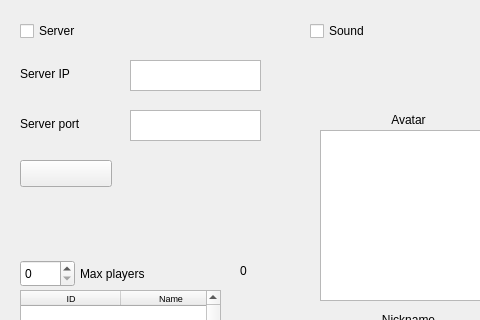
First picture: the form in gui/ui/main_window.ui, repository contremaitre/BomberDude, before the edit; both pictures show x 0 to 480 and y 0 to 320 of the 800 by 600 pixel window.
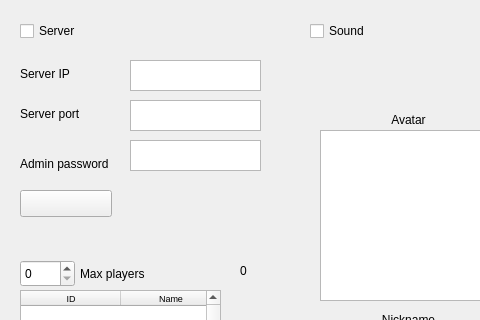
Second picture: the form after the edit.

Commit message: gui : add an admin password field, and use it

```diff
--- a/gui/ui/main_window.ui
+++ b/gui/ui/main_window.ui
@@ -59,7 +59,7 @@
      <property name="geometry">
       <rect>
        <x>10</x>
-       <y>100</y>
+       <y>90</y>
        <width>119</width>
        <height>27</height>
       </rect>
@@ -82,7 +82,7 @@
      <property name="geometry">
       <rect>
        <x>120</x>
-       <y>100</y>
+       <y>90</y>
        <width>131</width>
        <height>31</height>
       </rect>
@@ -92,7 +92,7 @@
      <property name="geometry">
       <rect>
        <x>10</x>
-       <y>150</y>
+       <y>180</y>
        <width>92</width>
        <height>27</height>
       </rect>
@@ -101,6 +101,29 @@
       <string/>
      </property>
     </widget>
+    <widget class="QLabel" name="passwordLabel">
+     <property name="geometry">
+      <rect>
+       <x>10</x>
+       <y>140</y>
+       <width>119</width>
+       <height>27</height>
+      </rect>
+     </property>
+     <property name="text">
+      <string>Admin password</string>
+     </property>
+    </widget>
+    <widget class="QTextEdit" name="password">
+     <property name="geometry">
+      <rect>
+       <x>120</x>
+       <y>130</y>
+       <width>131</width>
+       <height>31</height>
+      </rect>
+     </property>
+    </widget>
    </widget>
    <widget class="QWidget" name="sound_pref" native="true">
     <property name="geometry">
```
The commit also changes 2 other files.
